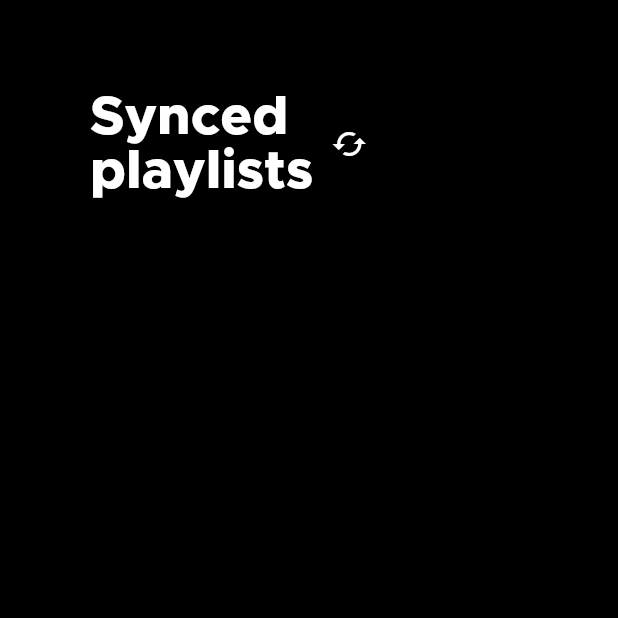
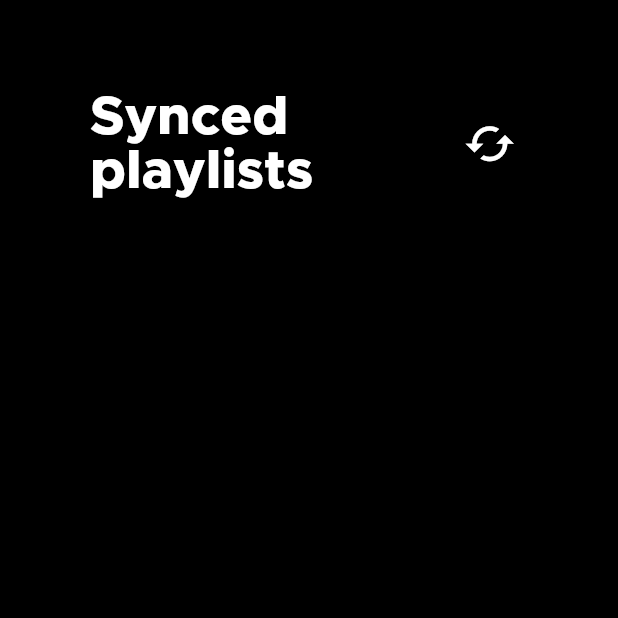
Before and after one commit to GDGVIT/cadence-app, a Flutter app: the screen it shows after launch, on a phone screen of 412 x 824 dp, the top half of it. Run offline on Flutter 3.47's test engine with Material 2 defaults, Android fonts, the phone set to English and light mode, and no system bars.

Commit message:
feat: expanded widget tree

```diff
--- a/lib/main.dart
+++ b/lib/main.dart
@@ -23,7 +23,11 @@ class MyApp extends StatelessWidget {
         backgroundColor: Colors.black,
         body: Container(
           padding: EdgeInsets.all(60),
-          child: Row(children: [
+          child: Column(children: [
+
+            Row(
+            mainAxisAlignment: MainAxisAlignment.spaceBetween,
+            children: [
             Text(
             'Synced \nplaylists',
               style: TextStyle(
@@ -35,16 +39,26 @@ class MyApp extends StatelessWidget {
 
           ),
           IconButton(
+          iconSize: 35,
           icon: Icon(Icons.cached,
           color: Colors.white,
+
 
           ),
           tooltip: 'Increase volume by 10',
           onPressed: () {
           },
         ),
+          ],),
+
+          // search bar
+
+
+
+
+
           ],)
-        ),
+          ),
       ),
     );
   }
```
